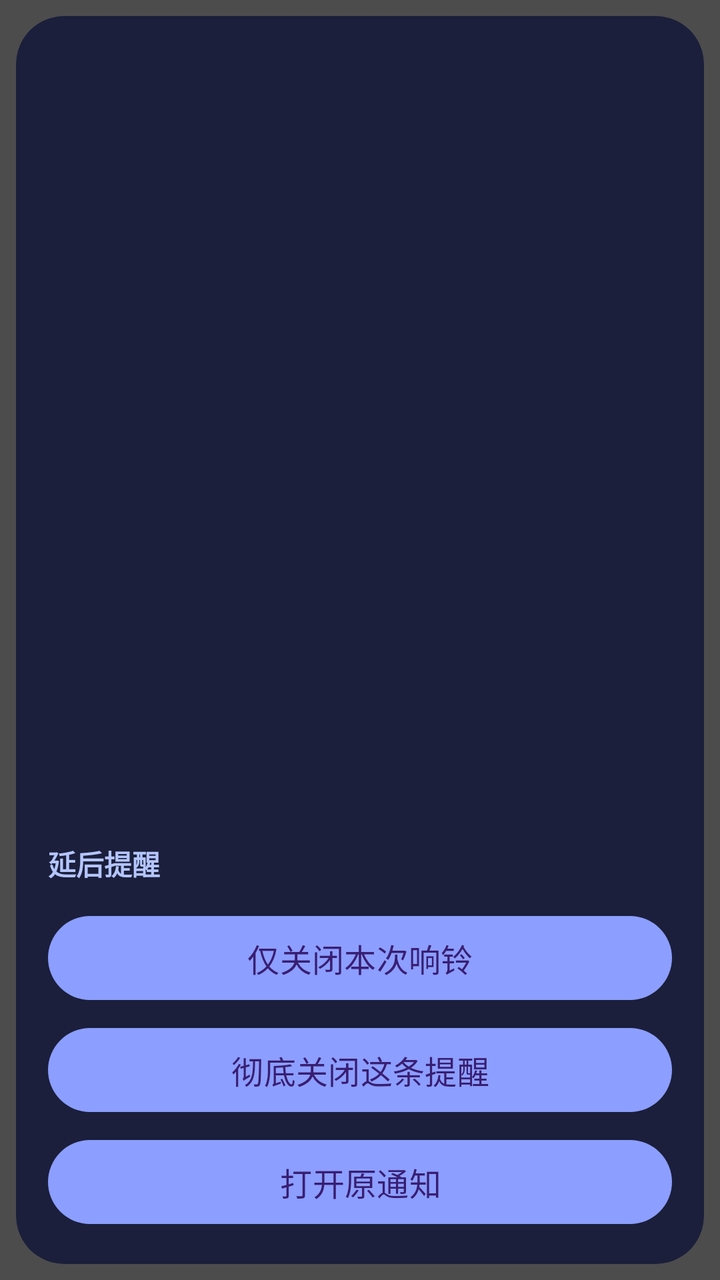
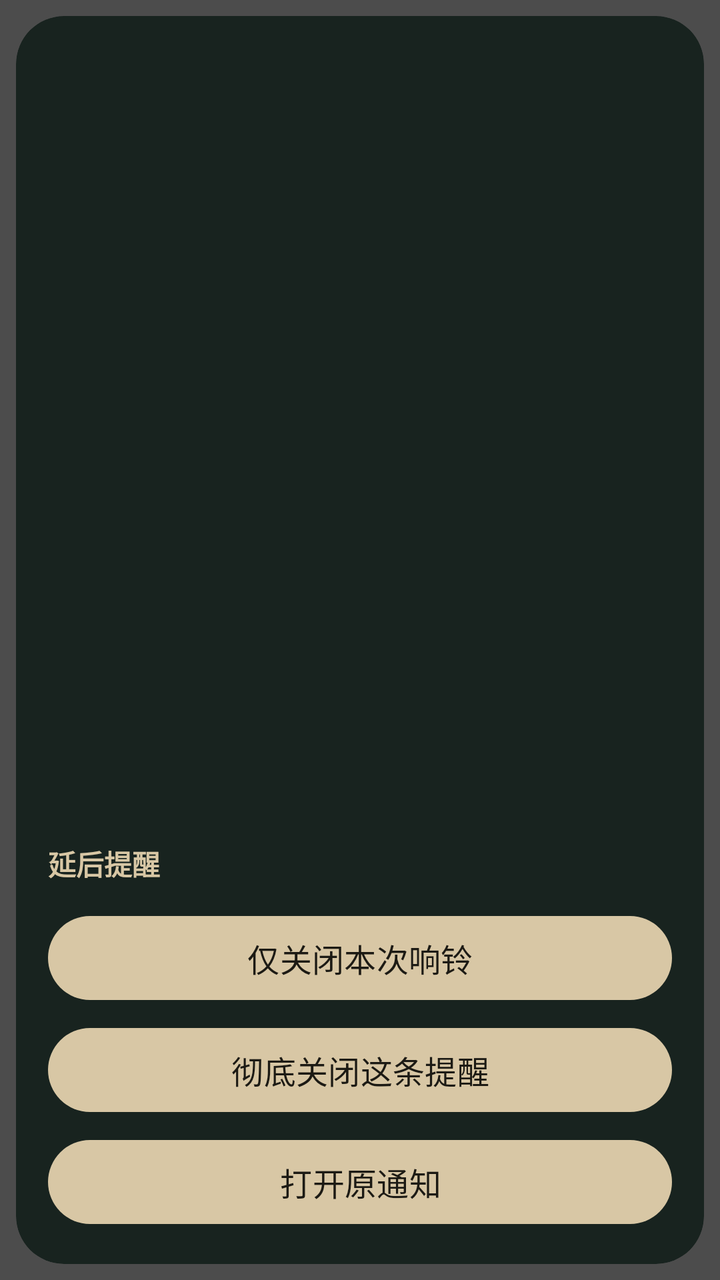

Compare the two renders of this Android layout. The source of the first and the diff that turns it into the second are given below.
<!-- AndroidManifest.xml: activity theme Theme.NotiAlarm.Alarm -->
<!-- res/layout/activity_alarm.xml -->
<?xml version="1.0" encoding="utf-8"?>
<FrameLayout xmlns:android="http://schemas.android.com/apk/res/android"
    xmlns:app="http://schemas.android.com/apk/res-auto"
    android:layout_width="match_parent"
    android:layout_height="match_parent"
    android:background="#B3000000"
    android:padding="8dp">

    <com.google.android.material.card.MaterialCardView
        android:layout_width="match_parent"
        android:layout_height="match_parent"
        android:layout_gravity="center"
        app:cardBackgroundColor="#FF1B1F3B"
        app:cardCornerRadius="24dp"
        app:strokeWidth="0dp">

        <LinearLayout
            android:layout_width="match_parent"
            android:layout_height="match_parent"
            android:orientation="vertical"
            android:padding="16dp">

            <TextView
                android:id="@+id/tvWhen"
                android:layout_width="match_parent"
                android:layout_height="wrap_content"
                android:gravity="center"
                android:maxLines="2"
                android:textColor="#FFB4C5FF"
                android:textSize="14sp" />

            <TextView
                android:id="@+id/tvTitle"
                android:layout_width="match_parent"
                android:layout_height="wrap_content"
                android:layout_marginTop="2dp"
                android:gravity="center"
                android:maxLines="2"
                android:textColor="#FFFFFFFF"
                android:textSize="20sp"
                android:textStyle="bold" />

            <TextView
                android:id="@+id/tvSource"
                android:layout_width="match_parent"
                android:layout_height="wrap_content"
                android:layout_marginTop="4dp"
                android:ellipsize="end"
                android:gravity="center"
                android:maxLines="1"
                android:textColor="#CCFFFFFF"
                android:textSize="12sp" />

            
            <ScrollView
                android:id="@+id/bodyScroll"
                android:layout_width="match_parent"
                android:layout_height="0dp"
                android:layout_marginTop="8dp"
                android:layout_weight="1"
                android:fillViewport="true">

                <TextView
                    android:id="@+id/tvBody"
                    android:layout_width="match_parent"
                    android:layout_height="wrap_content"
                    android:lineSpacingExtra="3dp"
                    android:textColor="#EEFFFFFF"
                    android:textIsSelectable="true"
                    android:textSize="15sp" />
            </ScrollView>

            <TextView
                android:id="@+id/tvSnoozeLabel"
                android:layout_width="match_parent"
                android:layout_height="wrap_content"
                android:layout_marginTop="6dp"
                android:text="延后提醒"
                android:textColor="#FFB4C5FF"
                android:textSize="14sp"
                android:textStyle="bold" />

            
            <com.google.android.material.chip.ChipGroup
                android:id="@+id/snoozeChips"
                android:layout_width="match_parent"
                android:layout_height="wrap_content"
                android:layout_marginTop="4dp"
                app:chipSpacingHorizontal="6dp"
                app:chipSpacingVertical="4dp"
                app:singleLine="false" />

            <LinearLayout
                android:id="@+id/actionRow"
                android:layout_width="match_parent"
                android:layout_height="wrap_content"
                android:layout_marginTop="8dp"
                android:orientation="vertical">

                <Button
                    android:id="@+id/btnStop"
                    android:layout_width="match_parent"
                    android:layout_height="50dp"
                    android:text="仅关闭本次响铃"
                    android:textSize="16sp" />

                <Button
                    android:id="@+id/btnConfirm"
                    android:layout_width="match_parent"
                    android:layout_height="50dp"
                    android:layout_marginTop="6dp"
                    android:text="彻底关闭这条提醒"
                    android:textSize="16sp" />

                <Button
                    android:id="@+id/btnOpen"
                    android:layout_width="match_parent"
                    android:layout_height="50dp"
                    android:layout_marginTop="6dp"
                    android:text="打开原通知"
                    android:textSize="16sp" />
            </LinearLayout>
        </LinearLayout>
    </com.google.android.material.card.MaterialCardView>
</FrameLayout>
<!-- resources referenced by this layout -->
<resources>
  <style name="Theme.NotiAlarm.Alarm" parent="Theme.Material3.Dark.NoActionBar">
          <item name="colorPrimary">#FF8C9EFF</item>
          <item name="android:windowBackground">@android:color/transparent</item>
          <item name="android:windowIsTranslucent">true</item>
          <item name="android:windowAnimationStyle">@android:style/Animation.Dialog</item>
      </style>
</resources>

<!-- the commit's change to res/layout/activity_alarm.xml (unified diff, before → after) -->
@@ -10,7 +10,7 @@
         android:layout_width="match_parent"
         android:layout_height="match_parent"
         android:layout_gravity="center"
-        app:cardBackgroundColor="#FF1B1F3B"
+        app:cardBackgroundColor="#FF18231F"
         app:cardCornerRadius="24dp"
         app:strokeWidth="0dp">
 
@@ -26,7 +26,7 @@
                 android:layout_height="wrap_content"
                 android:gravity="center"
                 android:maxLines="2"
-                android:textColor="#FFB4C5FF"
+                android:textColor="#FFD8C7A5"
                 android:textSize="14sp" />
 
             <TextView
@@ -36,7 +36,7 @@
                 android:layout_marginTop="2dp"
                 android:gravity="center"
                 android:maxLines="2"
-                android:textColor="#FFFFFFFF"
+                android:textColor="#FFF7F1E6"
                 android:textSize="20sp"
                 android:textStyle="bold" />
 
@@ -48,7 +48,7 @@
                 android:ellipsize="end"
                 android:gravity="center"
                 android:maxLines="1"
-                android:textColor="#CCFFFFFF"
+                android:textColor="#CCEDE6D8"
                 android:textSize="12sp" />
 
             
@@ -65,7 +65,7 @@
                     android:layout_width="match_parent"
                     android:layout_height="wrap_content"
                     android:lineSpacingExtra="3dp"
-                    android:textColor="#EEFFFFFF"
+                    android:textColor="#EEF4EFE6"
                     android:textIsSelectable="true"
                     android:textSize="15sp" />
             </ScrollView>
@@ -76,7 +76,7 @@
                 android:layout_height="wrap_content"
                 android:layout_marginTop="6dp"
                 android:text="延后提醒"
-                android:textColor="#FFB4C5FF"
+                android:textColor="#FFD8C7A5"
                 android:textSize="14sp"
                 android:textStyle="bold" />
 
<!-- resource entries referenced after the edit -->
@@ -1,7 +1,10 @@
 <!-- resources referenced by this layout -->
 <resources>
   <style name="Theme.NotiAlarm.Alarm" parent="Theme.Material3.Dark.NoActionBar">
-          <item name="colorPrimary">#FF8C9EFF</item>
+          <item name="colorPrimary">#FFD8C7A5</item>
+          <item name="colorOnPrimary">#FF1C1A14</item>
+          <item name="colorSecondary">#FFD8C7A5</item>
+          <item name="colorOnSecondary">#FF1C1A14</item>
           <item name="android:windowBackground">@android:color/transparent</item>
           <item name="android:windowIsTranslucent">true</item>
           <item name="android:windowAnimationStyle">@android:style/Animation.Dialog</item>
